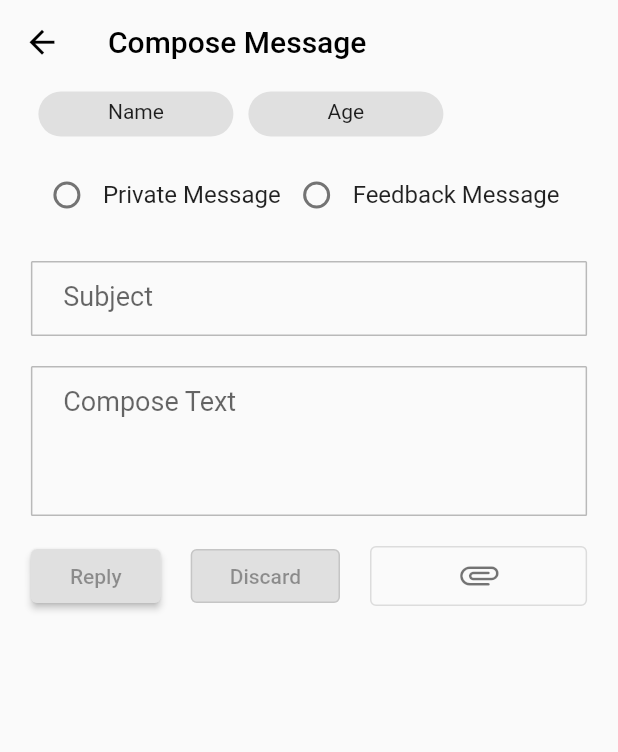
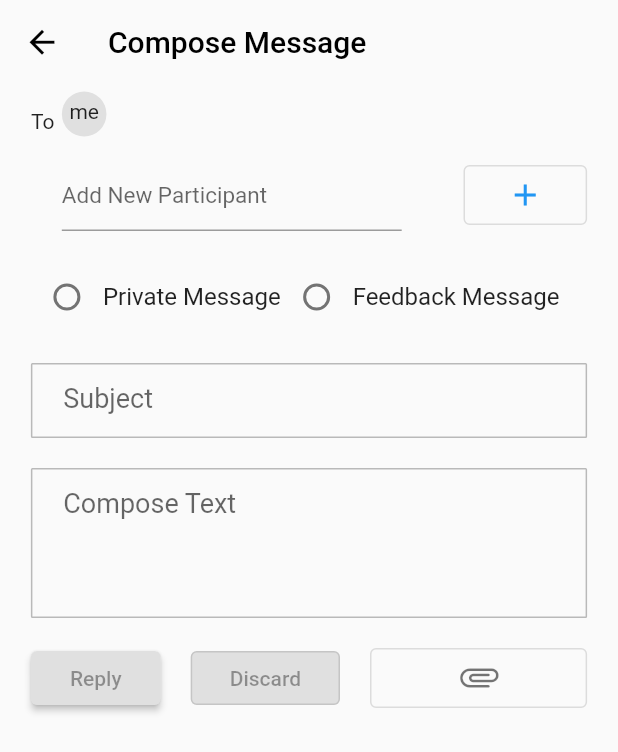
Before and after one commit to dhis2-club-tanzania/user-support-mobile, a Flutter app: the ComposePage screen opened directly, on a phone screen of 412 x 824 dp. Shown: the top 752 px of the screen. Run offline on Flutter 3.47's test engine with Material 2 defaults, Android fonts, the phone set to English and light mode, and no system bars; our stand-ins replace file_picker, flutter_slidable, flutter_svg; network calls fail.

Commit message:
polishing compose page

```diff
--- a/lib/pages/compose_page.dart
+++ b/lib/pages/compose_page.dart
@@ -4,6 +4,7 @@ import 'package:flutter/material.dart';
 import 'package:flutter/widgets.dart';
 import 'package:path/path.dart';
 import 'package:provider/provider.dart';
+import 'package:user_support_mobile/widgets/search.dart';
 
 import '../providers/provider.dart';
 import '../widgets/attachment_button.dart';
@@ -52,7 +53,8 @@ class _ComposePageState extends State<ComposePage> {
     final fetchedData = Provider.of<MessageModel>(context);
 
     final Size size = MediaQuery.of(context).size;
-    List<String> selectedUser = ['Name', 'Age'];
+    List<String> selectedUser =
+        isFeedback ? ['Feedback Recipient Group'] : ['me'];
     return Scaffold(
         appBar: AppBar(
           backgroundColor: Colors.transparent,
@@ -81,7 +83,75 @@ class _ComposePageState extends State<ComposePage> {
               width: size.width * 0.9,
               child: ListView(
                 children: [
-                  buildParticipantsList(selectedUser),
+                  Row(
+                    crossAxisAlignment: CrossAxisAlignment.center,
+                    children: [
+                      Text("To"),
+                      buildParticipantsList(selectedUser),
+                    ],
+                  ),
+                  Flexible(
+                    child: Row(
+                      crossAxisAlignment: CrossAxisAlignment.center,
+                      mainAxisAlignment: MainAxisAlignment.spaceBetween,
+                      children: [
+                        Container(
+                          padding: EdgeInsets.only(left: size.width * 0.05),
+                          width: size.width * 0.6,
+                          child: Container(
+                            child: TextFormField(
+                              controller: _textEditingController1,
+                              onChanged: (query) {
+                                fetchedData.queryUserGroups(query).whenComplete(
+                                      () => fetchedData
+                                          .queryOrgarnizationUnits(query)
+                                          .whenComplete(
+                                            () => fetchedData.queryUser(query),
+                                          ),
+                                    );
+                              },
+                              decoration: const InputDecoration(
+                                hintText: "Add New Participant",
+                                hintStyle: TextStyle(
+                                  fontSize: 15,
+                                ),
+                              ),
+                            ),
+                          ),
+                        ),
+                        Container(
+                          height: 40,
+                          width: size.width * 0.2,
+                          child: OutlinedButton(
+                            onPressed: () async {
+                              if (_textEditingController1.text.trim().isEmpty) {
+                                final user = await showSearch(
+                                    context: context,
+                                    delegate: SearchUser(allUsers: [
+                                      'Tom Wakiki',
+                                      'Wile',
+                                      'Goodluck'
+                                    ], usersSuggestion: [
+                                      'Tom Wakiki',
+                                      'Duke',
+                                      'John Traore',
+                                      'wile'
+                                    ]));
+
+                                setState(() {});
+                              } else {
+                                fetchedData.addParticipant();
+                              }
+                            },
+                            child: Icon(Icons.add),
+                          ),
+                        ),
+                      ],
+                    ),
+                  ),
+                  SizedBox(
+                    height: 20,
+                  ),
                   Row(
                     children: [
                       Row(
@@ -201,7 +271,8 @@ class _ComposePageState extends State<ComposePage> {
                                       _textEditingController1.text);
                                 }
                                 if (isFeedback) {
-                                  //redireect SomeWhere else
+                                  fetchedData.AddFeedbackMessage(
+                                      'attachment', 'text', 'subject');
                                   print("Iversion");
                                 }
 
@@ -289,7 +360,6 @@ class _ComposePageState extends State<ComposePage> {
                 direction: Axis.vertical,
                 children: users
                     .map((element) => Container(
-                        width: 130,
                         height: 30,
                         decoration: const BoxDecoration(
                           borderRadius: BorderRadius.all(Radius.circular(25)),
```
Also changed, not shown: lib/providers/provider.dart (+38 -0 lines), lib/constants/constants.dart (line endings or trailing spaces).
